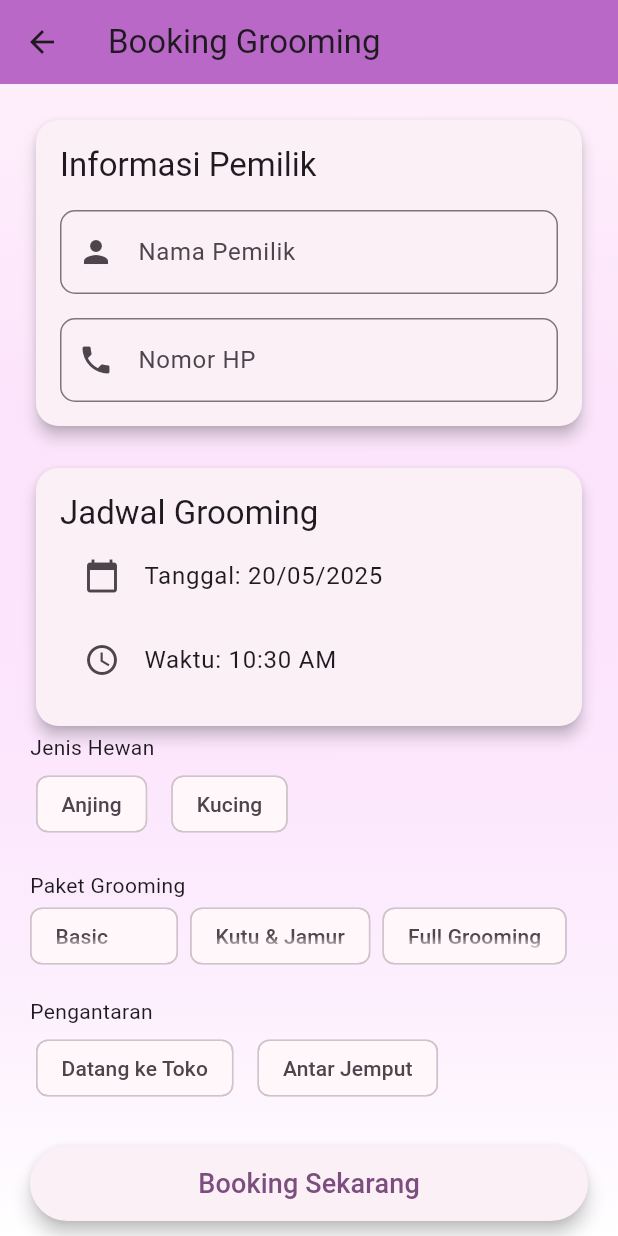
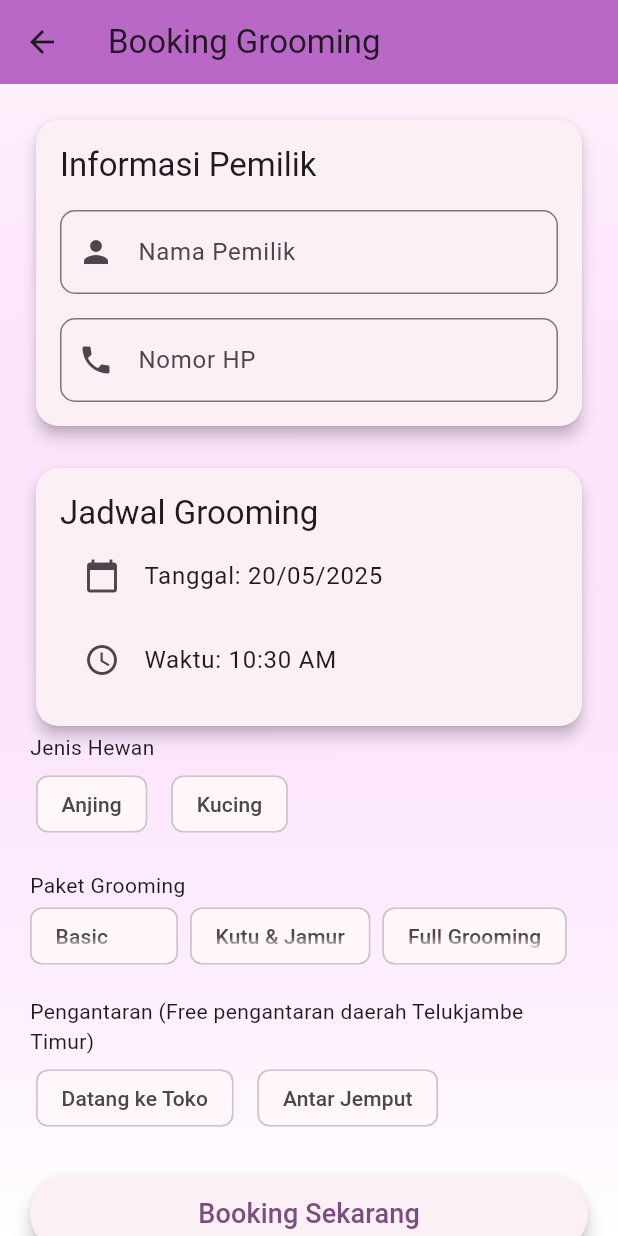
Before and after one commit to laila457/mobileapps, a Flutter app: the BookingGroomingForm screen opened directly, on a phone screen of 412 x 824 dp. Run offline on Flutter 3.47's test engine with Material 3 defaults, Android fonts, the phone set to English and light mode, and no system bars; our stand-ins replace calendar_timeline, flutter_local_notifications, flutter_svg, google_fonts, image_picker, sqflite; missing offline and left inert: mysql1; accounts and stored records are empty; network calls fail.

Commit message:
update 20 mei 2025

```diff
--- a/lib/main.dart
+++ b/lib/main.dart
@@ -32,7 +32,7 @@ class MyApp extends StatelessWidget {
         useMaterial3: true,
         fontFamily: 'Roboto',  // Using a safe default font
       ),
-      home: WelcomeScreen(),
+      home: Dash(),
     );
   }
 }
--- a/lib/pet/profile.dart
+++ b/lib/pet/profile.dart
@@ -83,7 +83,7 @@ class _ProfileSectionState extends State<ProfileSection> {
     super.initState();
     _loadUserData();
     // Set up periodic data refresh
-    _timer = Timer.periodic(Duration(seconds: 5), (timer) => _loadUserData());
+    _timer = Timer.periodic(Duration(seconds: 300), (timer) => _loadUserData());
   }
 
   @override
--- a/lib/screens/booking_grooming_form.dart
+++ b/lib/screens/booking_grooming_form.dart
@@ -26,8 +26,8 @@ class _BookingGroomingFormState extends State<BookingGroomingForm> {
   String kecamatan = '';
   String desa = '';
 
-  final List<String> kecamatanList = ['Karawang Barat', 'Karawang Timur', 'Telukjambe'];
-  final List<String> desaList = ['Adiarsa', 'Karawang', 'Telukjambe'];
+  final List<String> kecamatanList = ['Telukjambe Timur'];
+  final List<String> desaList = ['Sukaharja', 'Pinayungan', 'Puseurjaya'];
 
   Future<void> _selectDate(BuildContext context) async {
     final DateTime? picked = await showDatePicker(
@@ -332,7 +332,7 @@ Widget build(BuildContext context) {
                 ),
 
                 const SizedBox(height: 16),
-                const Text('Pengantaran'),
+                const Text('Pengantaran (Free pengantaran daerah Telukjambe Timur)'),
                 Wrap(
                   spacing: 8,
                   runSpacing: 8,
```
Also changed, not shown: lib/screens/penitipan_booking_form.dart (+5 -6 lines), assets/uploads/payments/682c374b3ca52.jpg (added), assets/uploads/payments/682c3b65b194d.jpg (added), assets/uploads/payments/682c4c7ae28f8.jpg (added), uploads/1747728418_1747728417936.jpg (added), uploads/1747733389_1747733388955.jpg (added), uploads/1747733834_1747733833865.jpg (added).
